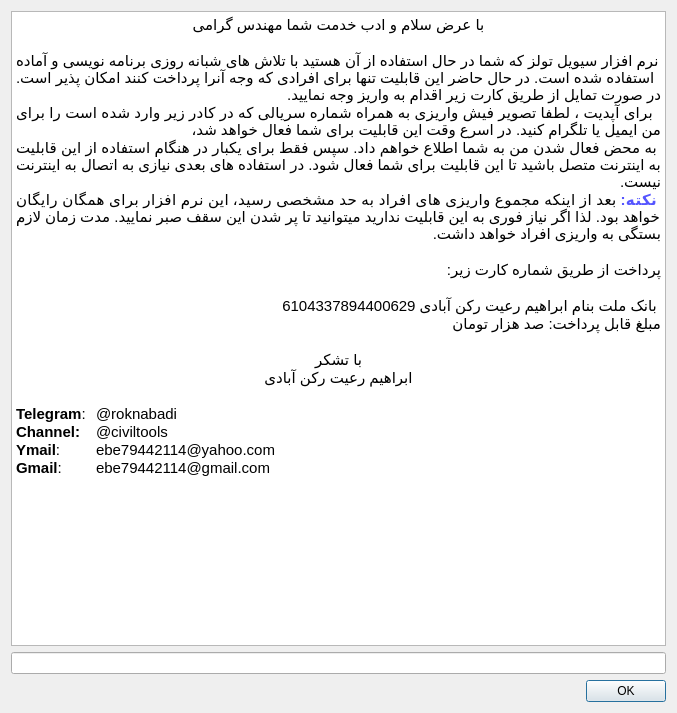
This is widgets/serial.ui in ebrahimraeyat/civilTools as Qt 5 draws it before an edit. The edited form follows.
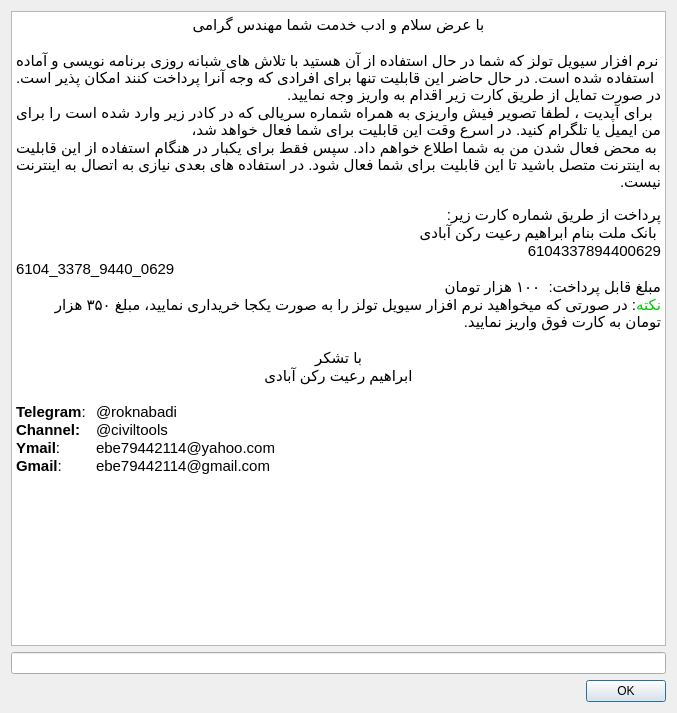
This is the edited form.

```diff
--- a/widgets/serial.ui
+++ b/widgets/serial.ui
@@ -34,12 +34,13 @@
 &lt;p align=&quot;justify&quot; dir='rtl' style=&quot; margin-top:0px; margin-bottom:0px; margin-left:0px; margin-right:0px; -qt-block-indent:0; text-indent:0px;&quot;&gt;&lt;span style=&quot; font-family:'Ubuntu'; font-size:11pt;&quot;&gt;نرم افزار سیویل تولز که شما در حال استفاده از آن هستید با تلاش های شبانه روزی برنامه نویسی و آماده استفاده شده است. در حال حاضر این قابلیت تنها برای افرادی که وجه آنرا پرداخت کنند امکان پذیر است.  در صورت تمایل از طریق کارت زیر اقدام به واریز وجه نمایید.&lt;/span&gt;&lt;/p&gt;
 &lt;p align=&quot;justify&quot; dir='rtl' style=&quot; margin-top:0px; margin-bottom:0px; margin-left:0px; margin-right:0px; -qt-block-indent:0; text-indent:0px;&quot;&gt;&lt;span style=&quot; font-family:'Ubuntu'; font-size:11pt;&quot;&gt; برای آپدیت ، لطفا تصویر فیش واریزی به همراه شماره سریالی که در کادر زیر وارد شده است را برای من ایمیل یا تلگرام کنید. در اسرع وقت این قابلیت برای شما فعال خواهد شد،&lt;/span&gt;&lt;/p&gt;
 &lt;p align=&quot;justify&quot; dir='rtl' style=&quot; margin-top:0px; margin-bottom:0px; margin-left:0px; margin-right:0px; -qt-block-indent:0; text-indent:0px;&quot;&gt;&lt;span style=&quot; font-family:'Ubuntu'; font-size:11pt;&quot;&gt;به محض فعال شدن من به شما اطلاع خواهم داد. سپس فقط برای یکبار در هنگام استفاده از این قابلیت به اینترنت متصل باشید تا این قابلیت برای شما فعال شود. در استفاده های بعدی نیازی به اتصال به اینترنت نیست.&lt;/span&gt;&lt;/p&gt;
-&lt;p align=&quot;justify&quot; dir='rtl' style=&quot; margin-top:0px; margin-bottom:0px; margin-left:0px; margin-right:0px; -qt-block-indent:0; text-indent:0px;&quot;&gt;&lt;span style=&quot; font-family:'Ubuntu'; font-size:11pt; font-weight:600; color:#5555ff;&quot;&gt;نکته:&lt;/span&gt;&lt;span style=&quot; font-family:'Ubuntu'; font-size:11pt;&quot;&gt; بعد از اینکه مجموع واریزی های افراد به حد مشخصی رسید، این نرم افزار برای همگان رایگان خواهد بود. لذا اگر نیاز فوری به این قابلیت ندارید میتوانید تا پر شدن این سقف صبر نمایید. مدت زمان لازم بستگی به واریزی افراد خواهد داشت.&lt;/span&gt;&lt;/p&gt;
-&lt;p align=&quot;right&quot; dir='rtl' style=&quot;-qt-paragraph-type:empty; margin-top:0px; margin-bottom:0px; margin-left:0px; margin-right:0px; -qt-block-indent:0; text-indent:0px; font-family:'Ubuntu'; font-size:11pt;&quot;&gt;&lt;br /&gt;&lt;/p&gt;
+&lt;p align=&quot;right&quot; dir='rtl' style=&quot;-qt-paragraph-type:empty; margin-top:0px; margin-bottom:0px; margin-left:0px; margin-right:0px; -qt-block-indent:0; text-indent:0px;&quot;&gt;&lt;br /&gt;&lt;/p&gt;
 &lt;p align=&quot;right&quot; dir='rtl' style=&quot; margin-top:0px; margin-bottom:0px; margin-left:0px; margin-right:0px; -qt-block-indent:0; text-indent:0px;&quot;&gt;&lt;span style=&quot; font-family:'Ubuntu'; font-size:11pt;&quot;&gt;پرداخت از طریق شماره کارت زیر:&lt;/span&gt;&lt;/p&gt;
-&lt;p align=&quot;right&quot; dir='rtl' style=&quot;-qt-paragraph-type:empty; margin-top:0px; margin-bottom:0px; margin-left:0px; margin-right:0px; -qt-block-indent:0; text-indent:0px; font-family:'Ubuntu'; font-size:11pt;&quot;&gt;&lt;br /&gt;&lt;/p&gt;
-&lt;p align=&quot;right&quot; dir='rtl' style=&quot; margin-top:0px; margin-bottom:0px; margin-left:0px; margin-right:0px; -qt-block-indent:0; text-indent:0px;&quot;&gt;&lt;span style=&quot; font-family:'Ubuntu'; font-size:11pt;&quot;&gt; بانک ملت بنام ابراهیم رعیت&lt;/span&gt;&lt;span style=&quot; font-family:'Ubuntu'; font-size:11pt; color:#000000;&quot;&gt; رکن آبادی 6104337894400629&lt;/span&gt;&lt;/p&gt;
-&lt;p align=&quot;right&quot; dir='rtl' style=&quot; margin-top:0px; margin-bottom:0px; margin-left:0px; margin-right:0px; -qt-block-indent:0; text-indent:0px;&quot;&gt;&lt;span style=&quot; font-family:'Ubuntu'; font-size:11pt; color:#000000;&quot;&gt;مبلغ قابل پرداخت: صد هزار تومان&lt;/span&gt;&lt;/p&gt;
+&lt;p align=&quot;right&quot; dir='rtl' style=&quot; margin-top:0px; margin-bottom:0px; margin-left:0px; margin-right:0px; -qt-block-indent:0; text-indent:0px;&quot;&gt;&lt;span style=&quot; font-family:'Ubuntu'; font-size:11pt;&quot;&gt; بانک ملت بنام ابراهیم رعیت&lt;/span&gt;&lt;span style=&quot; font-family:'Ubuntu'; font-size:11pt; color:#000000;&quot;&gt; رکن آبادی&lt;/span&gt;&lt;/p&gt;
+&lt;p align=&quot;right&quot; dir='rtl' style=&quot; margin-top:0px; margin-bottom:0px; margin-left:0px; margin-right:0px; -qt-block-indent:0; text-indent:0px;&quot;&gt;&lt;span style=&quot; font-family:'Ubuntu'; font-size:11pt; color:#000000;&quot;&gt;6104337894400629&lt;/span&gt;&lt;/p&gt;
+&lt;p style=&quot; margin-top:0px; margin-bottom:0px; margin-left:0px; margin-right:0px; -qt-block-indent:0; text-indent:0px;&quot;&gt;&lt;span style=&quot; font-family:'Ubuntu'; font-size:11pt; color:#000000;&quot;&gt;6104_3378_9440_0629&lt;/span&gt;&lt;/p&gt;
+&lt;p align=&quot;right&quot; dir='rtl' style=&quot; margin-top:0px; margin-bottom:0px; margin-left:0px; margin-right:0px; -qt-block-indent:0; text-indent:0px;&quot;&gt;&lt;span style=&quot; font-family:'Ubuntu'; font-size:11pt; color:#000000;&quot;&gt;مبلغ قابل پرداخت:  ۱۰۰ هزار تومان&lt;/span&gt;&lt;/p&gt;
+&lt;p align=&quot;right&quot; dir='rtl' style=&quot; margin-top:0px; margin-bottom:0px; margin-left:0px; margin-right:0px; -qt-block-indent:0; text-indent:0px;&quot;&gt;&lt;span style=&quot; font-family:'Ubuntu'; font-size:11pt; color:#00c700;&quot;&gt;نکته&lt;/span&gt;&lt;span style=&quot; font-family:'Ubuntu'; font-size:11pt; color:#000000;&quot;&gt;: در صورتی که میخواهید نرم افزار سیویل تولز را به صورت یکجا خریداری نمایید، مبلغ ۳۵۰ هزار تومان به کارت فوق واریز نمایید.&lt;/span&gt;&lt;/p&gt;
 &lt;p align=&quot;right&quot; dir='rtl' style=&quot;-qt-paragraph-type:empty; margin-top:0px; margin-bottom:0px; margin-left:0px; margin-right:0px; -qt-block-indent:0; text-indent:0px; font-family:'Ubuntu'; font-size:11pt; font-weight:600;&quot;&gt;&lt;br /&gt;&lt;/p&gt;
 &lt;p align=&quot;center&quot; dir='rtl' style=&quot; margin-top:0px; margin-bottom:0px; margin-left:0px; margin-right:0px; -qt-block-indent:0; text-indent:0px;&quot;&gt;&lt;span style=&quot; font-family:'Ubuntu'; font-size:11pt;&quot;&gt;با تشکر&lt;/span&gt;&lt;/p&gt;
 &lt;p align=&quot;center&quot; dir='rtl' style=&quot; margin-top:0px; margin-bottom:0px; margin-left:0px; margin-right:0px; -qt-block-indent:0; text-indent:0px;&quot;&gt;&lt;span style=&quot; font-family:'Ubuntu'; font-size:11pt;&quot;&gt;ابراهیم رعیت رکن آبادی&lt;/span&gt;&lt;/p&gt;
```
